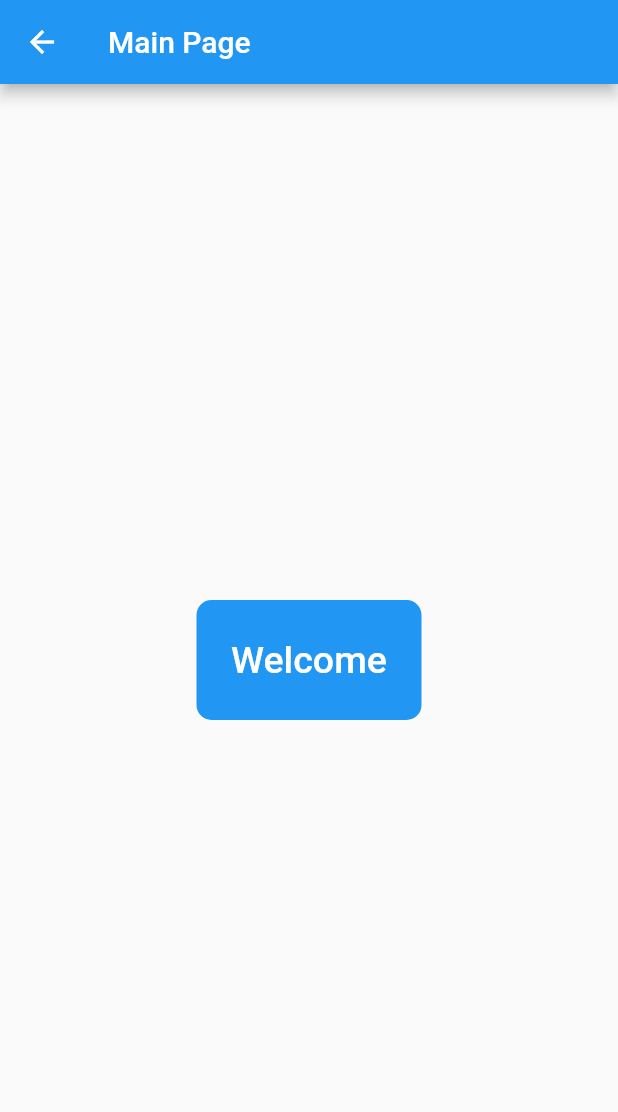
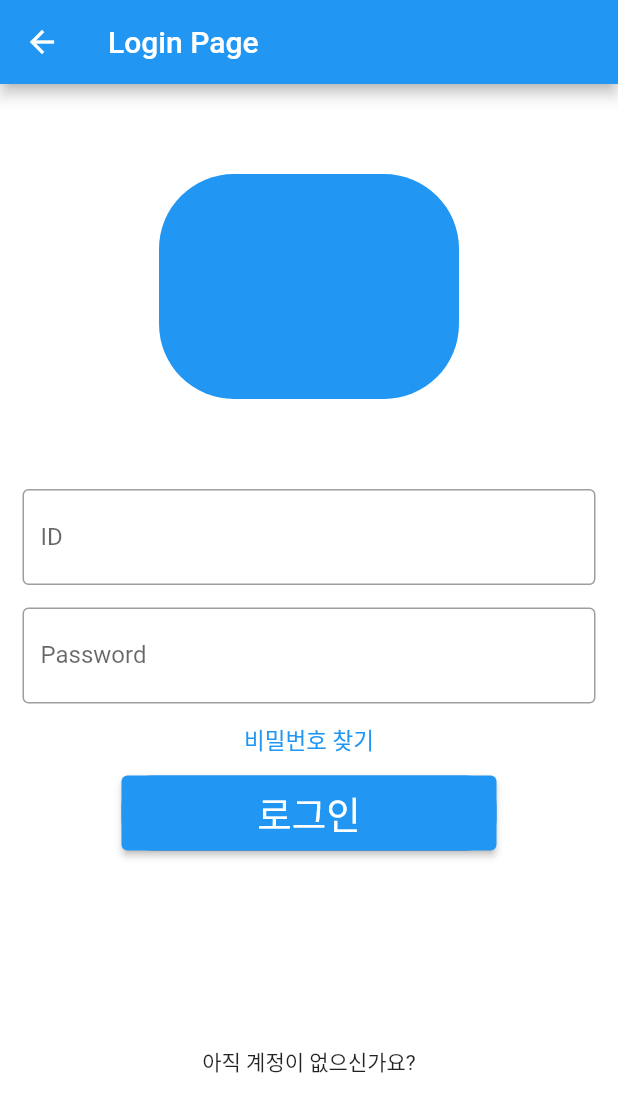
Before and after one commit to devpark435/Capston_22, a Flutter app: the screen it shows after launch, after a tap on "로그인", on a phone screen of 412 x 824 dp. Shown: the top 1112 px of the screen. Run offline on Flutter 3.47's test engine with Material 2 defaults, Android fonts, the light colour scheme and no system bars.

Commit message:
login page ver2

```diff
--- a/analysis_options.yaml
+++ b/analysis_options.yaml
@@ -24,6 +24,7 @@ linter:
   rules:
     prefer_const_constructors: false
     prefer_const_literals_to_create_immutables: false
+    use_key_in_widget_constructors: false
     # avoid_print: false  # Uncomment to disable the `avoid_print` rule
     # prefer_single_quotes: true  # Uncomment to enable the `prefer_single_quotes` rule
 
--- a/lib/login.dart
+++ b/lib/login.dart
@@ -1,24 +1,24 @@
 import 'package:flutter/material.dart';
-import 'Mainpage.dart';
+import 'main_page.dart';
 
-class Login extends StatelessWidget {
-  const Login({Key? key}) : super(key: key);
+// class Login extends StatelessWidget {
+//   const Login({Key? key}) : super(key: key);
 
+//   @override
+//   Widget build(BuildContext context) {
+//     return MaterialApp(
+//       debugShowCheckedModeBanner: false,
+//       home: LoginPage(),
+//     );
+//   }
+// }
+
+class LoginPage extends StatefulWidget {
   @override
-  Widget build(BuildContext context) {
-    return MaterialApp(
-      debugShowCheckedModeBanner: false,
-      home: LoginDemo(),
-    );
-  }
+  State<LoginPage> createState() => _LoginPageState();
 }
 
-class LoginDemo extends StatefulWidget {
-  @override
-  _LoginDemoState createState() => _LoginDemoState();
-}
-
-class _LoginDemoState extends State<LoginDemo> {
+class _LoginPageState extends State<LoginPage> {
   @override
   Widget build(BuildContext context) {
     return Scaffold(
@@ -30,18 +30,14 @@ class _LoginDemoState extends State<LoginDemo> {
         child: Column(
           children: <Widget>[
             Padding(
-              padding: const EdgeInsets.only(top: 60.0),
+              padding: const EdgeInsets.only(top: 60.0, bottom: 60),
               child: Center(
                 child: Container(
                   width: 200,
                   height: 150,
-                  /*decoration: BoxDecoration(
-                        color: Colors.red,
-                        borderRadius: BorderRadius.circular(50.0)),*/
-                  child: Text(
-                    'Logo',
-                    style: TextStyle(fontSize: 30),
-                  ),
+                  decoration: BoxDecoration(
+                      color: Colors.blue,
+                      borderRadius: BorderRadius.circular(50.0)),
                 ),
               ),
             ),
@@ -69,7 +65,7 @@ class _LoginDemoState extends State<LoginDemo> {
             ),
             TextButton(
               onPressed: () {
-                //TODO FORGOT PASSWORD SCREEN GOES HERE
+                //패스워드 찾기 구현
               },
               child: Text(
                 '비밀번호 찾기',
@@ -81,9 +77,9 @@ class _LoginDemoState extends State<LoginDemo> {
               width: 250,
               decoration: BoxDecoration(
                   color: Colors.blue, borderRadius: BorderRadius.circular(20)),
-              child: TextButton(
+              child: ElevatedButton(
                 onPressed: () {
-                  Navigator.push(
+                  Navigator.pop(
                       context, MaterialPageRoute(builder: (_) => MainPage()));
                 },
                 child: Text(
--- a/lib/main.dart
+++ b/lib/main.dart
@@ -1,6 +1,6 @@
+import 'package:capston_22/main_page.dart';
 import 'package:flutter/material.dart';
-import 'login.dart';
 
 void main() {
-  runApp(Login());
+  runApp(Mainpage());
 }
--- a/lib/Mainpage.dart
+++ b/lib/main_page.dart
@@ -1,8 +1,21 @@
 import 'package:flutter/material.dart';
+import 'login.dart';
+
+class Mainpage extends StatelessWidget {
+  const Mainpage({Key? key}) : super(key: key);
+
+  @override
+  Widget build(BuildContext context) {
+    return MaterialApp(
+      debugShowCheckedModeBanner: false,
+      home: MainPage(),
+    );
+  }
+}
 
 class MainPage extends StatefulWidget {
   @override
-  _MainPageState createState() => _MainPageState();
+  State<MainPage> createState() => _MainPageState();
 }
 
 class _MainPageState extends State<MainPage> {
@@ -10,7 +23,7 @@ class _MainPageState extends State<MainPage> {
   Widget build(BuildContext context) {
     return Scaffold(
       appBar: AppBar(
-        title: Text('Main Page'),
+        title: Text('메인화면'),
       ),
       body: Center(
         child: Container(
@@ -18,12 +31,13 @@ class _MainPageState extends State<MainPage> {
           width: 150,
           decoration: BoxDecoration(
               color: Colors.blue, borderRadius: BorderRadius.circular(10)),
-          child: TextButton(
+          child: ElevatedButton(
             onPressed: () {
-              Navigator.pop(context);
+              Navigator.push(
+                  context, MaterialPageRoute(builder: (_) => LoginPage()));
             },
             child: Text(
-              'Welcome',
+              '로그인',
               style: TextStyle(color: Colors.white, fontSize: 25),
             ),
           ),
--- a/pubspec.yaml
+++ b/pubspec.yaml
@@ -31,7 +31,8 @@ environment:
 dependencies:
   flutter:
     sdk: flutter
-
+  kakao_flutter_sdk_user: ^1.3.0-beta.3 # 카카오 로그인
+  kakao_flutter_sdk_talk: ^1.3.0-beta.3 # 카카오톡(소셜, 메시지)
 
   # The following adds the Cupertino Icons font to your application.
   # Use with the CupertinoIcons class for iOS style icons.
```
Also changed, not shown: pubspec.lock, 2 other files.
